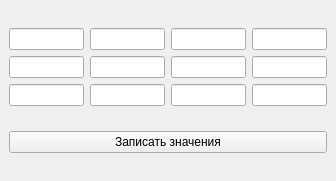
This is enterMatrix.ui in ivanko337/matrix_gui as Qt 5 draws it before an edit. The edited form follows.
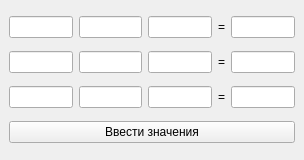
This is the edited form.

The edit to the form file:
```diff
--- a/enterMatrix.ui
+++ b/enterMatrix.ui
@@ -6,71 +6,88 @@
    <rect>
     <x>0</x>
     <y>0</y>
-    <width>336</width>
-    <height>181</height>
+    <width>304</width>
+    <height>160</height>
    </rect>
   </property>
   <property name="windowTitle">
    <string>MainWindow</string>
   </property>
   <widget class="QWidget" name="centralwidget">
-   <layout class="QVBoxLayout" name="verticalLayout_2">
-    <item>
      <layout class="QVBoxLayout" name="verticalLayout">
       <item>
        <layout class="QHBoxLayout" name="horizontalLayout">
-        <item>
-         <widget class="QLineEdit" name="lineEdit_10"/>
-        </item>
         <item>
          <widget class="QLineEdit" name="lineEdit"/>
         </item>
-        <item>
-         <widget class="QLineEdit" name="lineEdit_2"/>
-        </item>
         <item>
          <widget class="QLineEdit" name="lineEdit_3"/>
         </item>
+      <item>
+       <widget class="QLineEdit" name="lineEdit_2"/>
+      </item>
+      <item>
+       <widget class="QLabel" name="label">
+        <property name="text">
+         <string>=</string>
+        </property>
+       </widget>
+      </item>
+      <item>
+       <widget class="QLineEdit" name="lineEdit_4"/>
+      </item>
        </layout>
       </item>
       <item>
-       <layout class="QHBoxLayout" name="horizontalLayout_3">
+     <layout class="QHBoxLayout" name="horizontalLayout_2">
+      <item>
+       <widget class="QLineEdit" name="lineEdit_5"/>
+      </item>
+      <item>
+       <widget class="QLineEdit" name="lineEdit_6"/>
+      </item>
         <item>
          <widget class="QLineEdit" name="lineEdit_7"/>
         </item>
+      <item>
+       <widget class="QLabel" name="label_2">
+        <property name="text">
+         <string>=</string>
+        </property>
+       </widget>
+      </item>
         <item>
          <widget class="QLineEdit" name="lineEdit_8"/>
         </item>
+     </layout>
+    </item>
+    <item>
+     <layout class="QHBoxLayout" name="horizontalLayout_3">
         <item>
          <widget class="QLineEdit" name="lineEdit_9"/>
         </item>
+      <item>
+       <widget class="QLineEdit" name="lineEdit_10"/>
+      </item>
         <item>
          <widget class="QLineEdit" name="lineEdit_11"/>
         </item>
-       </layout>
-      </item>
       <item>
-       <layout class="QHBoxLayout" name="horizontalLayout_2">
-        <item>
-         <widget class="QLineEdit" name="lineEdit_4"/>
-        </item>
-        <item>
-         <widget class="QLineEdit" name="lineEdit_5"/>
+       <widget class="QLabel" name="label_3">
+        <property name="text">
+         <string>=</string>
+        </property>
+       </widget>
         </item>
         <item>
          <widget class="QLineEdit" name="lineEdit_12"/>
         </item>
-        <item>
-         <widget class="QLineEdit" name="lineEdit_6"/>
-        </item>
-       </layout>
-      </item>
      </layout>
     </item>
     <item>
      <widget class="QPushButton" name="pushButton">
       <property name="text">
-       <string>Записать значения</string>
+       <string>Ввести значения</string>
       </property>
      </widget>
     </item>
```
Left out of the diff: 4 changed lines with no effect on the pictures. Lines whose indentation alone changed are shown as unchanged.
